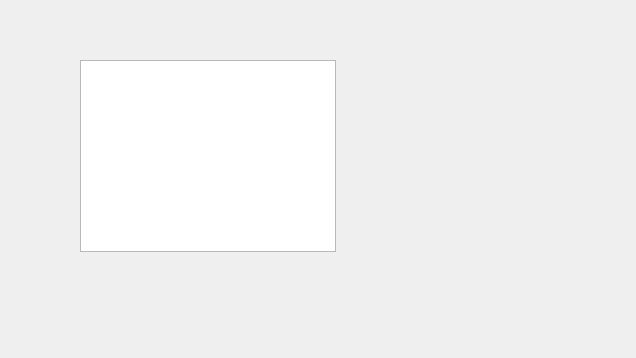
The window that kmlmakerwidget.ui (cjwhome/go3treksQt) describes before a commit, drawn with Qt 5.
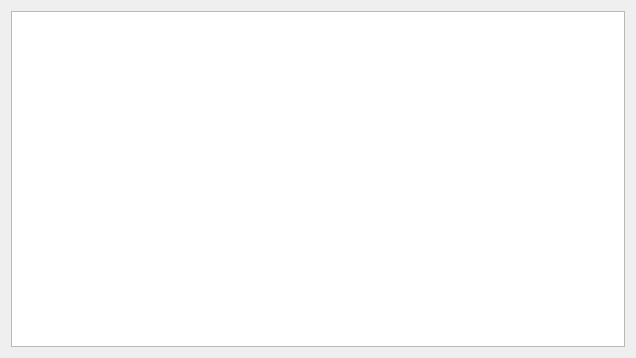
The same window after the commit.

```diff
--- a/kmlmakerwidget.ui
+++ b/kmlmakerwidget.ui
@@ -13,16 +13,11 @@
   <property name="windowTitle">
    <string>Form</string>
   </property>
-  <widget class="QTextBrowser" name="textBrowser">
-   <property name="geometry">
-    <rect>
-     <x>80</x>
-     <y>60</y>
-     <width>256</width>
-     <height>192</height>
-    </rect>
-   </property>
-  </widget>
+  <layout class="QGridLayout" name="gridLayout">
+   <item row="0" column="0">
+    <widget class="QTextBrowser" name="textBrowser"/>
+   </item>
+  </layout>
  </widget>
  <resources/>
  <connections/>
```
